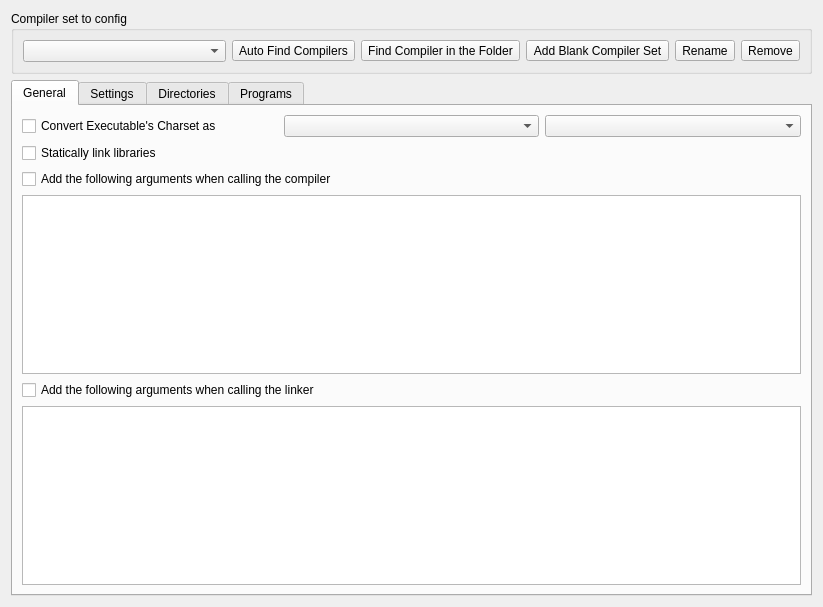
Before: the Qt Designer form RedPandaIDE/settingsdialog/compilersetoptionwidget.ui in royqh1979/RedPanda-CPP, drawn with Qt 5.
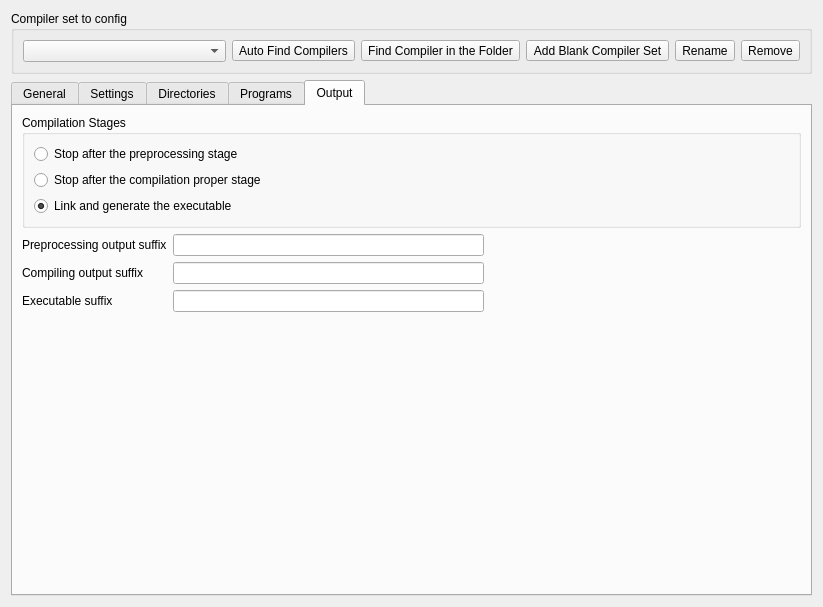
After: the same form once the commit is applied. Icons and pictures are not drawn. Custom widgets are drawn as their Qt base class.

Commit message: - enhancement: set compilation stage in the options / compiler set pages   - enhancement: set custom compilation output suffix in the options / compiler set pages

Patch:
```diff
--- a/RedPandaIDE/settingsdialog/compilersetoptionwidget.ui
+++ b/RedPandaIDE/settingsdialog/compilersetoptionwidget.ui
@@ -110,7 +110,7 @@
    <item>
     <widget class="QTabWidget" name="settingTabs">
      <property name="currentIndex">
-      <number>0</number>
+      <number>4</number>
      </property>
      <property name="movable">
       <bool>false</bool>
@@ -240,19 +240,6 @@
        <string>Programs</string>
       </attribute>
       <layout class="QVBoxLayout" name="verticalLayout_3">
-       <item>
-        <widget class="QLabel" name="label">
-         <property name="sizePolicy">
-          <sizepolicy hsizetype="Preferred" vsizetype="Fixed">
-           <horstretch>0</horstretch>
-           <verstretch>0</verstretch>
-          </sizepolicy>
-         </property>
-         <property name="text">
-          <string>TextLabel</string>
-         </property>
-        </widget>
-       </item>
        <item>
         <widget class="QFrame" name="frame">
          <property name="frameShape">
@@ -451,6 +438,102 @@
        </item>
       </layout>
      </widget>
+     <widget class="QWidget" name="tabOutput">
+      <attribute name="title">
+       <string>Output</string>
+      </attribute>
+      <layout class="QGridLayout" name="gridLayout_2">
+       <item row="4" column="1">
+        <widget class="QLineEdit" name="txtExecutableSuffix"/>
+       </item>
+       <item row="2" column="1">
+        <widget class="QLineEdit" name="txtCompilationSuffix"/>
+       </item>
+       <item row="0" column="0" colspan="3">
+        <widget class="QGroupBox" name="groupBox_2">
+         <property name="title">
+          <string>Compilation Stages</string>
+         </property>
+         <layout class="QVBoxLayout" name="verticalLayout_4">
+          <item>
+           <widget class="QRadioButton" name="rbPreprocessingOnly">
+            <property name="text">
+             <string>Stop after the preprocessing stage</string>
+            </property>
+           </widget>
+          </item>
+          <item>
+           <widget class="QRadioButton" name="rbCompilationProperOnly">
+            <property name="text">
+             <string>Stop after the compilation proper stage</string>
+            </property>
+           </widget>
+          </item>
+          <item>
+           <widget class="QRadioButton" name="rbGenerateExecutable">
+            <property name="text">
+             <string>Link and generate the executable </string>
+            </property>
+            <property name="checked">
+             <bool>true</bool>
+            </property>
+           </widget>
+          </item>
+         </layout>
+        </widget>
+       </item>
+       <item row="5" column="0">
+        <spacer name="verticalSpacer_2">
+         <property name="orientation">
+          <enum>Qt::Vertical</enum>
+         </property>
+         <property name="sizeHint" stdset="0">
+          <size>
+           <width>20</width>
+           <height>40</height>
+          </size>
+         </property>
+        </spacer>
+       </item>
+       <item row="1" column="1">
+        <widget class="QLineEdit" name="txtPreprocessingSuffix"/>
+       </item>
+       <item row="4" column="0">
+        <widget class="QLabel" name="label">
+         <property name="text">
+          <string>Executable suffix</string>
+         </property>
+        </widget>
+       </item>
+       <item row="1" column="2">
+        <spacer name="horizontalSpacer">
+         <property name="orientation">
+          <enum>Qt::Horizontal</enum>
+         </property>
+         <property name="sizeHint" stdset="0">
+          <size>
+           <width>40</width>
+           <height>20</height>
+          </size>
+         </property>
+        </spacer>
+       </item>
+       <item row="1" column="0">
+        <widget class="QLabel" name="label_11">
+         <property name="text">
+          <string>Preprocessing output suffix</string>
+         </property>
+        </widget>
+       </item>
+       <item row="2" column="0">
+        <widget class="QLabel" name="label_10">
+         <property name="text">
+          <string>Compiling output suffix</string>
+         </property>
+        </widget>
+       </item>
+      </layout>
+     </widget>
     </widget>
    </item>
   </layout>
```
The commit also changes 28 other files.
